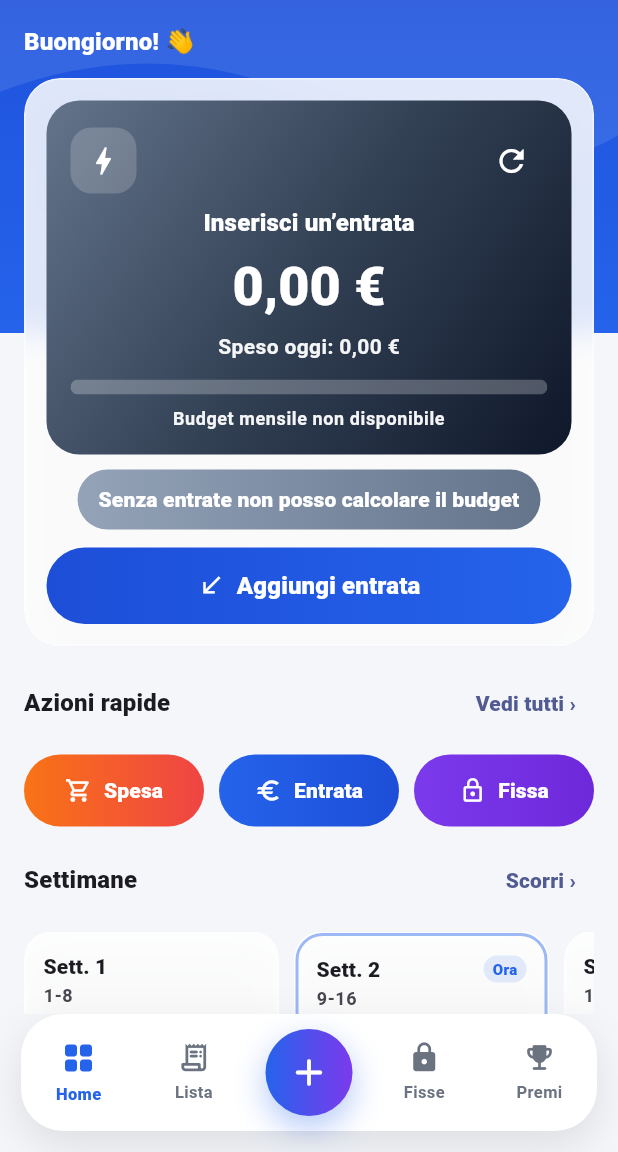
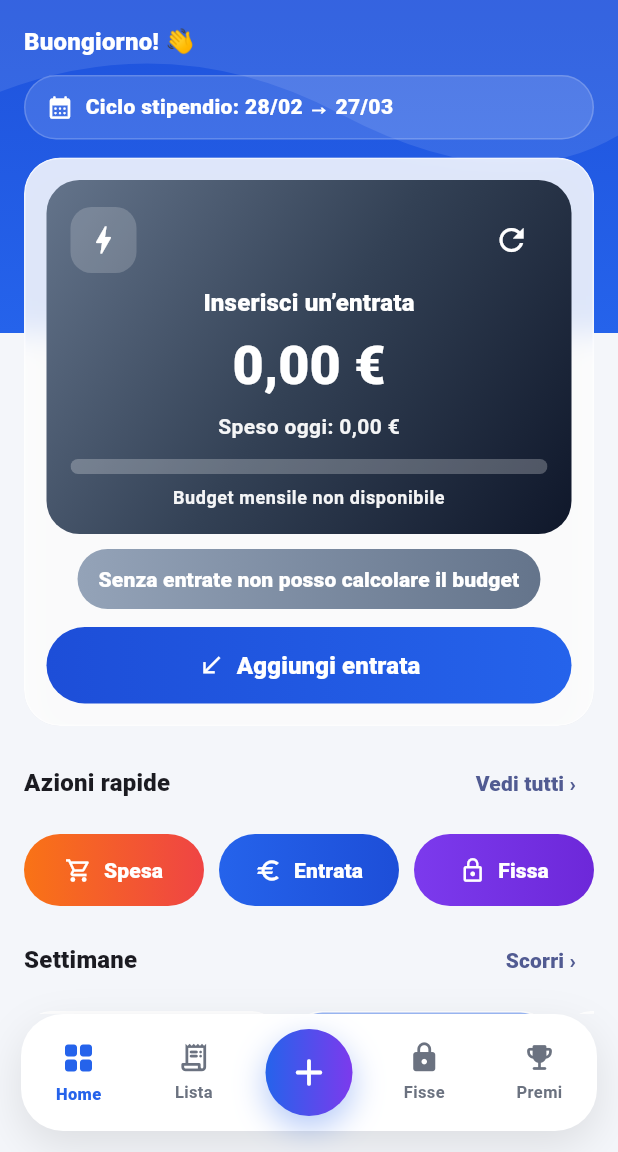
Before and after one commit to danieletaverriti-cpu/quantoposso, a Flutter app: the HomeShell screen opened directly with empty values, on a phone screen of 412 x 824 dp, the part 84-1236 px from its top. Run offline on Flutter 3.47's test engine with Material 3 defaults, Android fonts, the phone set to English and light mode, and no system bars; our stand-ins replace fl_chart, flutter_local_notifications, hive, hive_flutter, image_picker, timezone; accounts and stored records are empty.

Commit message:
cambio calcolo ciclo

```diff
--- a/lib/services/budget_math.dart
+++ b/lib/services/budget_math.dart
@@ -2,14 +2,12 @@ class BudgetSnapshot {
   final double monthBudget;
   final double monthRemaining;
 
-  final double dayAllowance;     // media da oggi a fine mese
-  final double weekRemaining;    // quota giornaliera * giorni rimasti settimana
+  final double dayAllowance; // media da oggi a fine ciclo
+  final double weekRemaining; // quota giornaliera * giorni rimasti settimana
 
-  // ✅ nuovo (usato da boot/settings): “quanto resta oggi”
-  // per ora lo facciamo coincidere con dayAllowance (budget giornaliero)
   final double todayRemaining;
 
-  final int remainingDaysInMonth;
+  final int remainingDaysInMonth; // per compatibilità: ora = giorni rimasti nel ciclo
   final int remainingDaysInWeek;
 
   const BudgetSnapshot({
@@ -24,18 +22,17 @@ class BudgetSnapshot {
 }
 
 class BudgetMath {
-  static DateTime _endOfMonth(DateTime d) =>
-      DateTime(d.year, d.month + 1, 0, 23, 59, 59);
-
   static DateTime _startOfWeek(DateTime d) {
     final day = DateTime(d.year, d.month, d.day);
-    final diff = day.weekday - DateTime.monday; // lunedì=1
+    final diff = day.weekday - DateTime.monday;
     return day.subtract(Duration(days: diff));
   }
 
   static DateTime _endOfWeek(DateTime d) {
     final start = _startOfWeek(d);
-    return start.add(const Duration(days: 6, hours: 23, minutes: 59, seconds: 59));
+    return start.add(
+      const Duration(days: 6, hours: 23, minutes: 59, seconds: 59),
+    );
   }
 
   static double _r2(double v) => double.parse(v.toStringAsFixed(2));
@@ -47,7 +44,11 @@ class BudgetMath {
     required double goalMonthlySaving,
     required double variableSpentThisMonth,
 
-    // ✅ nuovo ma opzionale: così non rompe le chiamate esistenti
+    // nuovi: ciclo stipendio
+    int? cycleTotalDays,
+    int? cycleRemainingDays,
+
+    // opzionale
     double variableSpentToday = 0.0,
   }) {
     final now = DateTime(today.year, today.month, today.day);
@@ -55,12 +56,11 @@ class BudgetMath {
     final monthBudget = monthlyIncome - fixedExpensesTotal - goalMonthlySaving;
     final monthRemaining = monthBudget - variableSpentThisMonth;
 
-    final endMonth = _endOfMonth(now);
-    final remainingDaysInMonth = endMonth.difference(now).inDays + 1;
+    final remainingDaysInCycle = (cycleRemainingDays ?? 1) <= 0
+        ? 1
+        : cycleRemainingDays!;
 
-    final dayAllowance = remainingDaysInMonth > 0
-        ? (monthRemaining / remainingDaysInMonth)
-        : 0.0;
+    final dayAllowance = monthRemaining / remainingDaysInCycle;
 
     final endWeek = _endOfWeek(now);
     final remainingDaysInWeek = endWeek.difference(now).inDays + 1;
@@ -72,11 +72,8 @@ class BudgetMath {
       monthRemaining: _r2(monthRemaining),
       dayAllowance: _r2(dayAllowance),
       weekRemaining: _r2(weekRemaining),
-
-  // ✅ nuovo
-  todayRemaining: _r2(dayAllowance),
-
-  remainingDaysInMonth: remainingDaysInMonth,
+      todayRemaining: _r2(dayAllowance - variableSpentToday),
+      remainingDaysInMonth: remainingDaysInCycle,
       remainingDaysInWeek: remainingDaysInWeek,
     );
   }
--- /dev/null
+++ b/lib/services/salary_cycle.dart
@@ -0,0 +1,42 @@
+class SalaryCycleRange {
+  final DateTime start;
+  final DateTime end;
+
+  const SalaryCycleRange({
+    required this.start,
+    required this.end,
+  });
+}
+
+class SalaryCycleService {
+  static SalaryCycleRange estimateCycle({
+    required DateTime today,
+    required int paydayDay,
+  }) {
+    final safePayday = paydayDay.clamp(1, 31);
+
+    DateTime start;
+
+    if (today.day >= safePayday) {
+      start = _safeDate(today.year, today.month, safePayday);
+    } else {
+      final prevMonth = today.month == 1 ? 12 : today.month - 1;
+      final prevYear = today.month == 1 ? today.year - 1 : today.year;
+      start = _safeDate(prevYear, prevMonth, safePayday);
+    }
+
+    final nextMonth = start.month == 12 ? 1 : start.month + 1;
+    final nextYear = start.month == 12 ? start.year + 1 : start.year;
+
+    final nextCycleStart = _safeDate(nextYear, nextMonth, safePayday);
+    final end = nextCycleStart.subtract(const Duration(days: 1));
+
+    return SalaryCycleRange(start: start, end: end);
+  }
+
+  static DateTime _safeDate(int year, int month, int day) {
+    final lastDay = DateTime(year, month + 1, 0).day;
+    final safeDay = day > lastDay ? lastDay : day;
+    return DateTime(year, month, safeDay);
+  }
+}
--- a/lib/ui/screens/dashboard_screen.dart
+++ b/lib/ui/screens/dashboard_screen.dart
@@ -7,6 +7,9 @@ import 'package:intl/intl.dart';
 import 'package:quantoposso/app/state.dart';
 import 'package:quantoposso/services/budget_math.dart';
 import '../widgets/month_overview_chart.dart';
+import '../../services/salary_cycle.dart';
+
+
 
 class DashboardScreen extends StatelessWidget {
   final AppState state;
@@ -103,29 +106,48 @@ class DashboardScreen extends StatelessWidget {
         final profileName = (state.profile?.name ?? '').trim();
 
         final now = DateTime.now();
-        final monthStart = DateTime(now.year, now.month, 1);
-        final nextMonthStart = (now.month == 12)
-            ? DateTime(now.year + 1, 1, 1)
-            : DateTime(now.year, now.month + 1, 1);
+
+final cycle = SalaryCycleService.estimateCycle(
+  today: now,
+  paydayDay: state.settings.paydayDay,
+);
+
+String two(int n) => n.toString().padLeft(2, '0');
+
+final cycleLabel =
+    '${two(cycle.start.day)}/${two(cycle.start.month)} → ${two(cycle.end.day)}/${two(cycle.end.month)}';
+
+final cycleStart = DateTime(
+  cycle.start.year,
+  cycle.start.month,
+  cycle.start.day,
+);
+final cycleEndExclusive = DateTime(
+  cycle.end.year,
+  cycle.end.month,
+  cycle.end.day,
+).add(const Duration(days: 1));
 
        final incomeTotal = state.incomes
     .where(
       (i) =>
-                  i.date.isAfter(monthStart.subtract(const Duration(seconds: 1))) &&
-                  i.date.isBefore(nextMonthStart),
+          !i.date.isBefore(cycleStart) &&
+          i.date.isBefore(cycleEndExclusive),
     )
     .fold<double>(0.0, (sum, i) => sum + i.amount);
 
-        final spentThisMonth = state.expenses
+      final spentThisCycle = state.expenses
     .where(
       (e) =>
-                  e.date.isAfter(monthStart.subtract(const Duration(seconds: 1))) &&
-                  e.date.isBefore(nextMonthStart),
+          !e.date.isBefore(cycleStart) &&
+          e.date.isBefore(cycleEndExclusive),
     )
     .fold<double>(0.0, (sum, e) => sum + e.amount);
 
         final todayStart = DateTime(now.year, now.month, now.day);
         final tomorrowStart = todayStart.add(const Duration(days: 1));
+        final remainingDaysInCycle =
+    cycle.end.difference(todayStart).inDays + 1;
         final spentToday = state.expenses
             .where(
               (e) =>
@@ -139,23 +161,29 @@ class DashboardScreen extends StatelessWidget {
 
         final saving = state.settings.monthlySaving.toDouble();
 
+        final cycleTotalDays = cycle.end.difference(cycle.start).inDays + 1;
+        final cycleRemainingDays = cycle.end.difference(todayStart).inDays + 1;
+
        final snap = BudgetMath.compute(
   today: now,
   monthlyIncome: incomeTotal,
   fixedExpensesTotal: fixedTotal,
   goalMonthlySaving: saving,
-          variableSpentThisMonth: spentThisMonth,
+  variableSpentThisMonth: spentThisCycle,
+  cycleTotalDays: cycleTotalDays,
+  cycleRemainingDays: cycleRemainingDays,
+  variableSpentToday: spentToday,
 );
 
-        final daysLeft =
-            snap.remainingDaysInMonth <= 0 ? 1 : snap.remainingDaysInMonth;
+      final daysLeft = remainingDaysInCycle <= 0 ? 1 : remainingDaysInCycle;
+
         final dayAllowance = snap.dayAllowance;
         final remainingToday = dayAllowance - spentToday;
 
         final variableBudget = snap.monthBudget;
         final monthProgress = variableBudget <= 0
             ? 0.0
-            : (spentThisMonth / variableBudget).clamp(0.0, 1.0);
+            : (spentThisCycle / variableBudget).clamp(0.0, 1.0);
 
         final noIncome = incomeTotal == 0;
         final isOver = remainingToday < 0;
@@ -209,7 +237,7 @@ class DashboardScreen extends StatelessWidget {
                 ? 'Sei oltre il budget di oggi'
                 : low
                     ? 'Occhio: oggi sei al limite'
-                    : '$daysLeft giorni rimasti fino a fine mese';
+                    : '$daysLeft giorni rimasti al prossimo stipendio';
 
         final ctaText = (noIncome || isOver) ? 'Aggiungi entrata' : 'Aggiungi spesa';
         final ctaIcon = (noIncome || isOver) ? Icons.south_west : Icons.add;
@@ -329,6 +357,38 @@ class DashboardScreen extends StatelessWidget {
     fontWeight: FontWeight.w800,
   ),
 ),
+const SizedBox(height: 10),
+
+Container(
+  padding: const EdgeInsets.symmetric(horizontal: 14, vertical: 10),
+  decoration: BoxDecoration(
+    color: Colors.white.withValues(alpha: 0.14),
+    borderRadius: BorderRadius.circular(999),
+    border: Border.all(
+      color: Colors.white.withValues(alpha: 0.18),
+    ),
+  ),
+  child: Row(
+    children: [
+      const Icon(
+        Icons.calendar_month_rounded,
+        color: Colors.white,
+        size: 18,
+      ),
+      const SizedBox(width: 8),
+      Expanded(
+        child: Text(
+          'Ciclo stipendio: $cycleLabel',
+          style: theme.textTheme.bodyMedium?.copyWith(
+            color: Colors.white,
+            fontWeight: FontWeight.w800,
+          ),
+        ),
+      ),
+    ],
+  ),
+),
+
 const SizedBox(height: 12),
 
 _HeroCard(
@@ -340,7 +400,7 @@ class DashboardScreen extends StatelessWidget {
   progressValue: monthProgress,
   progressLabel: variableBudget <= 0
       ? 'Budget mensile non disponibile'
-                          : 'Budget mensile: ${euro.format(spentThisMonth)} / ${euro.format(variableBudget)}',
+      : 'Budget mensile: ${euro.format(spentThisCycle)} / ${euro.format(variableBudget)}',
   pillText: pillText,
   ctaText: ctaText,
   ctaIcon: ctaIcon,
@@ -458,7 +518,7 @@ class DashboardScreen extends StatelessWidget {
                           child: _MiniStatCard(
                             icon: Icons.trending_down,
                             title: 'Speso',
-                            value: euro.format(spentThisMonth),
+                            value: euro.format(spentThisCycle),
                             gradient: const LinearGradient(
                               colors: [Color(0xFFF97316), Color(0xFFEF4444)],
                             ),
@@ -526,7 +586,7 @@ class DashboardScreen extends StatelessWidget {
                             const SizedBox(height: 12),
                             MonthOverviewChart(
                               income: incomeTotal,
-                              spent: spentThisMonth,
+                              spent: spentThisCycle,
                               saving: saving,
                               remaining: snap.monthRemaining,
                             ),
--- a/pubspec.yaml
+++ b/pubspec.yaml
@@ -1,7 +1,7 @@
 name: quantoposso
 description: App semplice per controllo spese (giornaliere + fisse) con obiettivi e promemoria.
 publish_to: "none"
-version: 1.0.0+555
+version: 1.0.0+570
 
 environment:
   sdk: ">=3.6.0 <4.0.0"
```
Lines whose indentation alone changed are shown as unchanged.
